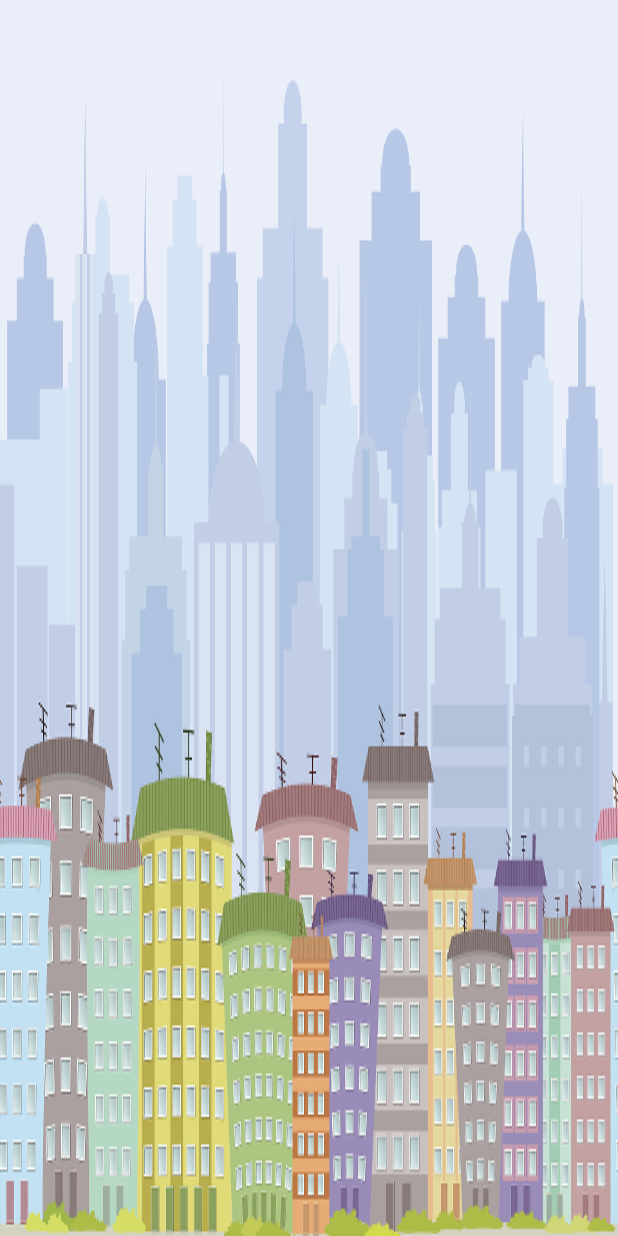
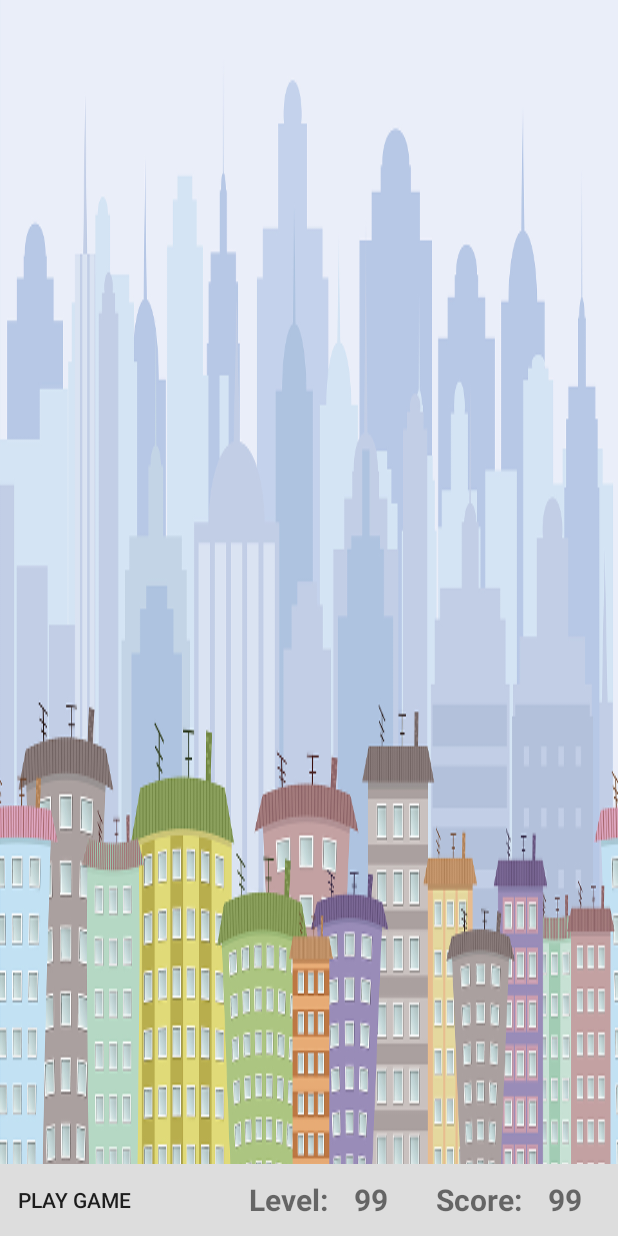
Before and after one commit to sherrycayheyhey/BalloonPop, an Android app: the screen it shows after launch (MainActivity), on a phone screen of 412 x 824 dp. Run offline under Robolectric (Android 15) with nearby library versions, the light colour scheme and no system bars.

Commit message:
added toolbar with button, score, and lives

```diff
--- a/app/src/main/java/com/chromsicle/balloonpop/MainActivity.java
+++ b/app/src/main/java/com/chromsicle/balloonpop/MainActivity.java
@@ -37,6 +37,9 @@ public class MainActivity extends AppCompatActivity {
     }
 
     private void setToFullScreen() {
+        //look directly at the root element instead of other elements
+        ViewGroup rootLayout = (ViewGroup) findViewById(R.id.activity_main);
+        rootLayout.setSystemUiVisibility(View.SYSTEM_UI_FLAG_FULLSCREEN);
         mContentView.setSystemUiVisibility(View.SYSTEM_UI_FLAG_LOW_PROFILE
                 | View.SYSTEM_UI_FLAG_FULLSCREEN
                 | View.SYSTEM_UI_FLAG_LAYOUT_STABLE
--- a/app/src/main/res/layout/activity_main.xml
+++ b/app/src/main/res/layout/activity_main.xml
@@ -1,8 +1,75 @@
 <?xml version="1.0" encoding="utf-8"?>
-<androidx.constraintlayout.widget.ConstraintLayout xmlns:android="http://schemas.android.com/apk/res/android"
+<RelativeLayout xmlns:android="http://schemas.android.com/apk/res/android"
     xmlns:app="http://schemas.android.com/apk/res-auto"
     xmlns:tools="http://schemas.android.com/tools"
     android:id="@+id/activity_main"
     android:layout_width="match_parent"
     android:layout_height="match_parent"
-    tools:context=".MainActivity"/>
+    tools:context=".MainActivity">
+
+    <!-- Buttons and status displays -->
+    <RelativeLayout
+        android:layout_width="match_parent"
+        android:layout_height="wrap_content"
+        android:layout_alignParentBottom="true"
+        android:background="@color/lightGrey">
+
+        <Button
+            android:id="@+id/go_button"
+            style="?android:borderlessButtonStyle"
+            android:layout_width="wrap_content"
+            android:layout_height="wrap_content"
+            android:layout_alignParentStart="true"
+            android:layout_centerVertical="true"
+            android:text="@string/play_game" />
+
+        <LinearLayout
+            android:id="@+id/status_display"
+            android:layout_width="wrap_content"
+            android:layout_height="wrap_content"
+            android:layout_alignParentEnd="true"
+            android:layout_centerVertical="true"
+            android:layout_marginEnd="8dp"
+            android:orientation="horizontal"
+            tools:ignore="RelativeOverlap">
+
+            <TextView
+                android:layout_width="wrap_content"
+                android:layout_height="wrap_content"
+                android:text="@string/level_label"
+                android:textSize="@dimen/status_text_size"
+                android:textStyle="bold"
+                tools:ignore="RelativeOverlap" />
+
+            <TextView
+                android:id="@+id/level_display"
+                android:layout_width="40dp"
+                android:layout_height="wrap_content"
+                android:layout_marginEnd="32dp"
+                android:gravity="end"
+                android:text="@string/max_number"
+                android:textSize="@dimen/status_text_size"
+                android:textStyle="bold" />
+
+            <TextView
+                android:id="@+id/score_label"
+                android:layout_width="wrap_content"
+                android:layout_height="wrap_content"
+                android:text="@string/score_label"
+                android:textSize="@dimen/status_text_size"
+                android:textStyle="bold"
+                tools:ignore="RelativeOverlap" />
+
+            <TextView
+                android:id="@+id/score_display"
+                android:layout_width="40dp"
+                android:layout_height="wrap_content"
+                android:layout_marginEnd="16dp"
+                android:gravity="end"
+                android:text="@string/max_number"
+                android:textSize="@dimen/status_text_size"
+                android:textStyle="bold" />
+        </LinearLayout>
+
+    </RelativeLayout>
+</RelativeLayout>
--- a/app/src/main/res/values/colors.xml
+++ b/app/src/main/res/values/colors.xml
@@ -3,4 +3,6 @@
     <color name="colorPrimary">#008577</color>
     <color name="colorPrimaryDark">#00574B</color>
     <color name="colorAccent">#D81B60</color>
+    <color name="lightGrey">#DDDDDD</color>
+    <color name="pinColor">#000000</color>
 </resources>
--- /dev/null
+++ b/app/src/main/res/values/dimens.xml
@@ -0,0 +1,7 @@
+<?xml version="1.0" encoding="utf-8"?>
+<resources>
+    <dimen name="activity_horizontal_margin">16dp</dimen>
+    <dimen name="activity_vertical_margin">16dp</dimen>
+    <dimen name="status_text_size">20sp</dimen>
+    <dimen name="pin_size">40dp</dimen>
+</resources>
--- a/app/src/main/res/values/strings.xml
+++ b/app/src/main/res/values/strings.xml
@@ -1,3 +1,7 @@
 <resources>
     <string name="app_name">Balloon Pop!</string>
+    <string name="level_label">Level:</string>
+    <string name="score_label">Score:</string>
+    <string name="max_number">99</string>
+    <string name="play_game">Play game</string>
 </resources>
```
